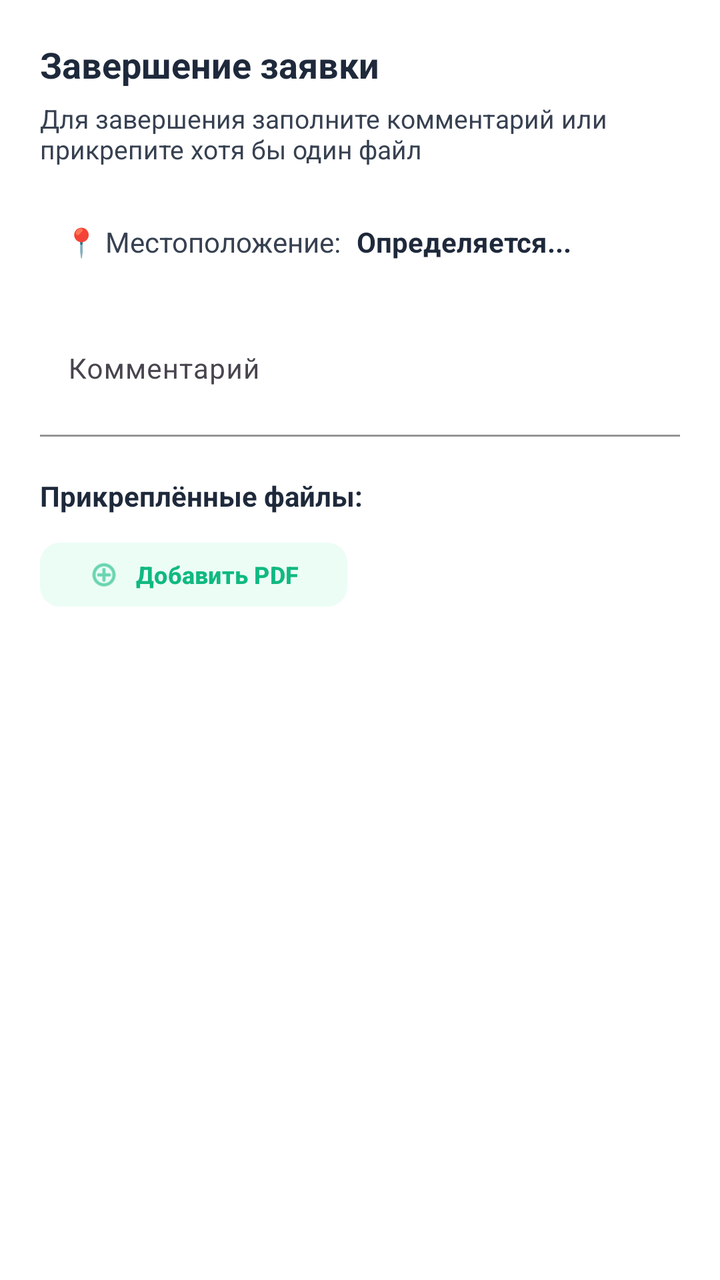
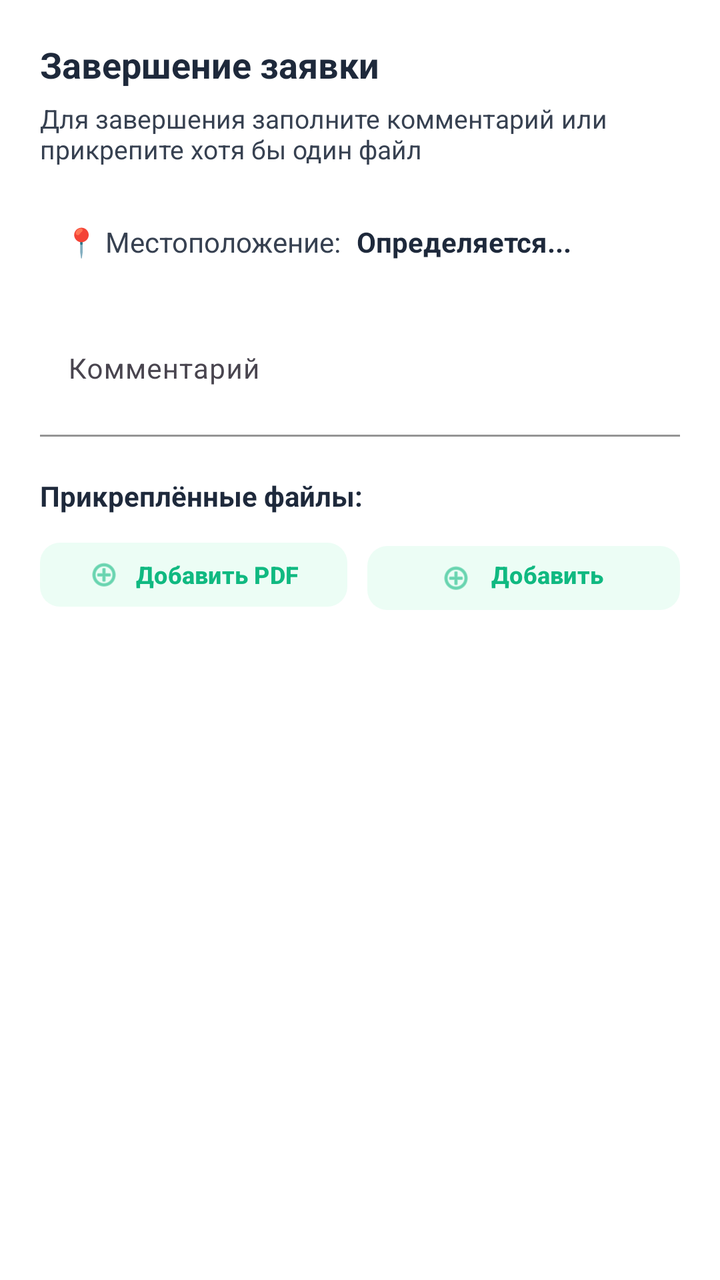

Before-and-after screenshots of an Android layout around one commit, followed by the original layout XML and the change that was made.
<!-- AndroidManifest.xml: application theme Theme.MrCWarehouse -->
<!-- res/layout/dialog_task_close.xml -->
<?xml version="1.0" encoding="utf-8"?>
<LinearLayout xmlns:android="http://schemas.android.com/apk/res/android"
    xmlns:app="http://schemas.android.com/apk/res-auto"
    android:layout_width="match_parent"
    android:layout_height="wrap_content"
    android:orientation="vertical"
    android:background="@color/bg_card"
    android:padding="20dp">

    <TextView
        android:id="@+id/tvDialogTitle"
        android:layout_width="match_parent"
        android:layout_height="wrap_content"
        android:text="Завершение заявки"
        android:textColor="@color/text_primary"
        android:textSize="18sp"
        android:textStyle="bold" />

    <TextView
        android:layout_width="match_parent"
        android:layout_height="wrap_content"
        android:layout_marginTop="6dp"
        android:text="Для завершения заполните комментарий или прикрепите хотя бы один файл"
        android:textColor="@color/text_secondary"
        android:textSize="13sp" />

    
    <LinearLayout
        android:layout_width="match_parent"
        android:layout_height="wrap_content"
        android:layout_marginTop="16dp"
        android:orientation="horizontal"
        android:background="@color/bg_input"
        android:padding="12dp"
        android:gravity="center_vertical">

        <TextView
            android:layout_width="wrap_content"
            android:layout_height="wrap_content"
            android:text="📍 Местоположение:"
            android:textColor="@color/text_secondary"
            android:textSize="14sp" />

        <TextView
            android:id="@+id/tvLocationStatus"
            android:layout_width="wrap_content"
            android:layout_height="wrap_content"
            android:layout_marginStart="8dp"
            android:text="Определяется..."
            android:textColor="@color/text_primary"
            android:textSize="14sp"
            android:textStyle="bold" />
    </LinearLayout>

    
    <com.google.android.material.textfield.TextInputLayout
        android:id="@+id/commentLayout"
        android:layout_width="match_parent"
        android:layout_height="wrap_content"
        android:layout_marginTop="20dp"
        android:hint="Комментарий"
        app:boxBackgroundColor="@color/bg_input"
        app:boxBackgroundMode="filled"
        app:boxCornerRadiusBottomEnd="12dp"
        app:boxCornerRadiusBottomStart="12dp"
        app:boxCornerRadiusTopEnd="12dp"
        app:boxCornerRadiusTopStart="12dp"
        app:boxStrokeColor="@color/input_stroke"
        app:hintTextColor="@color/text_hint">

        <com.google.android.material.textfield.TextInputEditText
            android:id="@+id/etComment"
            android:layout_width="match_parent"
            android:layout_height="56dp"
            android:gravity="top|start"
            android:inputType="textMultiLine"
            android:maxLines="6"
            android:minLines="3"
            android:padding="14dp"
            android:textColor="@color/text_primary"
            android:textSize="14sp" />

    </com.google.android.material.textfield.TextInputLayout>

    
    <TextView
        android:layout_width="match_parent"
        android:layout_height="wrap_content"
        android:layout_marginTop="20dp"
        android:text="Прикреплённые файлы:"
        android:textColor="@color/text_primary"
        android:textSize="14sp"
        android:textStyle="bold" />

    
    <com.google.android.material.button.MaterialButton
        android:id="@+id/btnAddFile"
        android:layout_width="wrap_content"
        android:layout_height="40dp"
        android:layout_marginTop="10dp"
        android:text="Добавить PDF"
        android:textAllCaps="false"
        android:textColor="@color/primary"
        android:textSize="12sp"
        android:textStyle="bold"
        app:backgroundTint="@color/primary_surface"
        app:cornerRadius="10dp"
        app:icon="@android:drawable/ic_menu_add"
        app:iconGravity="textStart"
        app:iconSize="16dp"
        app:iconTint="@color/primary" />

    
    <LinearLayout
        android:id="@+id/filesContainer"
        android:layout_width="match_parent"
        android:layout_height="wrap_content"
        android:layout_marginTop="10dp"
        android:orientation="vertical" />

    
    <TextView
        android:id="@+id/tvValidationError"
        android:layout_width="match_parent"
        android:layout_height="wrap_content"
        android:layout_marginTop="12dp"
        android:text="Необходимо добавить комментарий или прикрепить хотя бы один файл"
        android:textColor="@color/status_error"
        android:textSize="12sp"
        android:visibility="gone" />

</LinearLayout>
<!-- resources referenced by this layout -->
<resources>
  <color name="bg_card">#FFFFFF</color>
  <color name="bg_input">#FFFFFF</color>
  <color name="input_stroke">#9CA3AF</color>
  <color name="primary">#10B981</color>
  <color name="primary_surface">#ECFDF5</color>
  <color name="status_error">#EF4444</color>
  <color name="text_hint">#4B5563</color>
  <color name="text_primary">#1E293B</color>
  <color name="text_secondary">#374151</color>
  <style name="Theme.MrCWarehouse" parent="Theme.Material3.DayNight.NoActionBar">
          <item name="colorPrimary">@color/primary</item>
          <item name="colorPrimaryDark">@color/primary_dark</item>
          <item name="colorAccent">@color/primary</item>
          <item name="colorOnPrimary">@color/text_on_primary</item>
          <item name="colorSecondary">@color/secondary</item>
          <item name="colorOnSecondary">@color/white</item>
          <item name="colorSurface">@color/bg_card</item>
          <item name="colorOnSurface">@color/text_primary</item>
          <item name="android:statusBarColor">@color/primary_dark</item>
          <item name="android:navigationBarColor">@color/primary</item>
          <item name="android:windowBackground">@color/bg_main</item>
          <item name="materialCardViewStyle">@style/CardView.Solid</item>
      </style>
  <color name="primary_dark">#059669</color>
  <color name="text_on_primary">#FFFFFF</color>
  <color name="secondary">#059669</color>
  <color name="white">#FFFFFF</color>
  <color name="bg_main">#F5F7FA</color>
  <style name="CardView.Solid" parent="Widget.Material3.CardView.Filled">
          <item name="cardElevation">2dp</item>
          <item name="cardCornerRadius">16dp</item>
          <item name="cardBackgroundColor">@color/bg_card</item>
          <item name="strokeColor">@android:color/transparent</item>
          <item name="strokeWidth">0dp</item>
      </style>
</resources>

<!-- the commit's change to res/layout/dialog_task_close.xml (unified diff, before → after) -->
@@ -93,22 +93,47 @@
         android:textStyle="bold" />
 
     
-    <com.google.android.material.button.MaterialButton
-        android:id="@+id/btnAddFile"
-        android:layout_width="wrap_content"
-        android:layout_height="40dp"
+    <LinearLayout
+        android:layout_width="match_parent"
+        android:layout_height="wrap_content"
         android:layout_marginTop="10dp"
-        android:text="Добавить PDF"
-        android:textAllCaps="false"
-        android:textColor="@color/primary"
-        android:textSize="12sp"
-        android:textStyle="bold"
-        app:backgroundTint="@color/primary_surface"
-        app:cornerRadius="10dp"
-        app:icon="@android:drawable/ic_menu_add"
-        app:iconGravity="textStart"
-        app:iconSize="16dp"
-        app:iconTint="@color/primary" />
+        android:orientation="horizontal"
+        android:gravity="start">
+
+        <com.google.android.material.button.MaterialButton
+            android:id="@+id/btnAddFile"
+            android:layout_width="wrap_content"
+            android:layout_height="40dp"
+            android:text="Добавить PDF"
+            android:textAllCaps="false"
+            android:textColor="@color/primary"
+            android:textSize="12sp"
+            android:textStyle="bold"
+            app:backgroundTint="@color/primary_surface"
+            app:cornerRadius="10dp"
+            app:icon="@android:drawable/ic_menu_add"
+            app:iconGravity="textStart"
+            app:iconSize="16dp"
+            app:iconTint="@color/primary" />
+
+        <com.google.android.material.button.MaterialButton
+            android:id="@+id/btnAddAttachment"
+            android:layout_width="wrap_content"
+            android:layout_height="40dp"
+            android:layout_marginStart="10dp"
+            android:text="Добавить вложение"
+            android:textAllCaps="false"
+            android:textColor="@color/primary"
+            android:textSize="12sp"
+            android:textStyle="bold"
+            app:backgroundTint="@color/primary_surface"
+            app:cornerRadius="10dp"
+            app:icon="@android:drawable/ic_menu_add"
+            app:iconGravity="textStart"
+            app:iconSize="16dp"
+            app:iconTint="@color/primary" />
+
+    </LinearLayout>
 
     
     <LinearLayout
